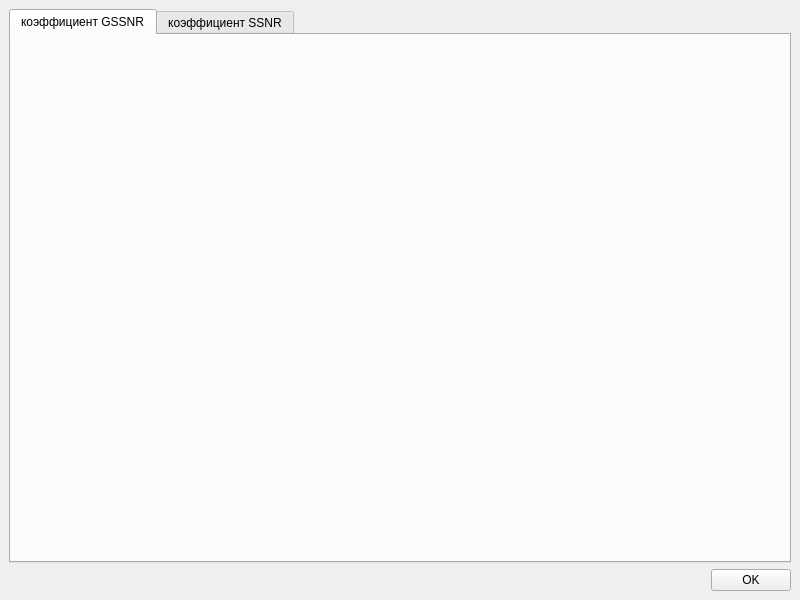
Qt form src/ui/analysis.ui (BigSickMind/frequency-analysis) before a commit.
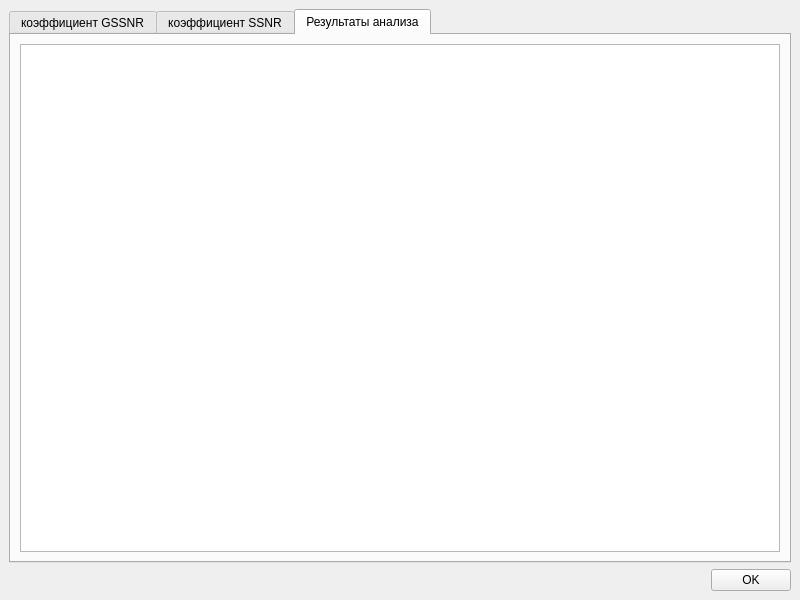
The same form after that commit. The open tabs and pages were chosen to show the change. Icons and pictures are not drawn.

What changed in the file:
```diff
--- a/src/ui/analysis.ui
+++ b/src/ui/analysis.ui
@@ -58,6 +58,29 @@
         </item>
        </layout>
       </widget>
+      <widget class="QWidget" name="tabResults">
+       <attribute name="title">
+        <string>Результаты анализа</string>
+       </attribute>
+       <layout class="QVBoxLayout" name="verticalLayout_3">
+        <item>
+         <layout class="QVBoxLayout" name="ResultsLayout">
+          <item>
+           <widget class="QTextEdit" name="textResults">
+            <property name="font">
+             <font>
+              <pointsize>16</pointsize>
+             </font>
+            </property>
+            <property name="readOnly">
+             <bool>true</bool>
+            </property>
+           </widget>
+          </item>
+         </layout>
+        </item>
+       </layout>
+      </widget>
      </widget>
     </item>
     <item>
```
